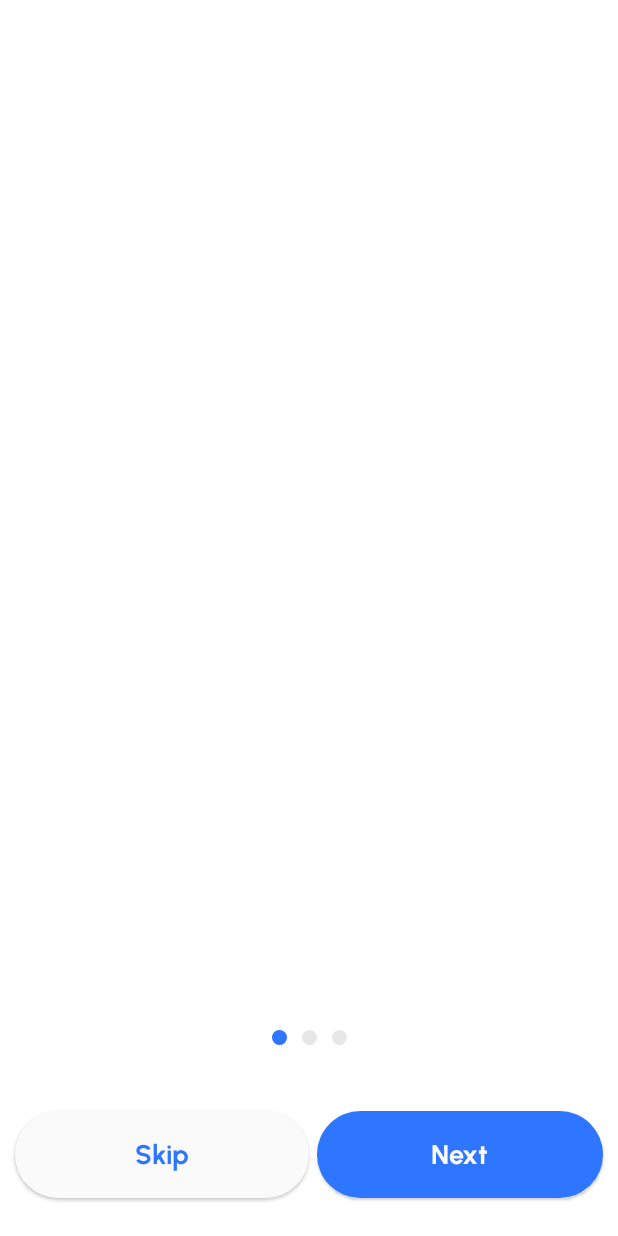
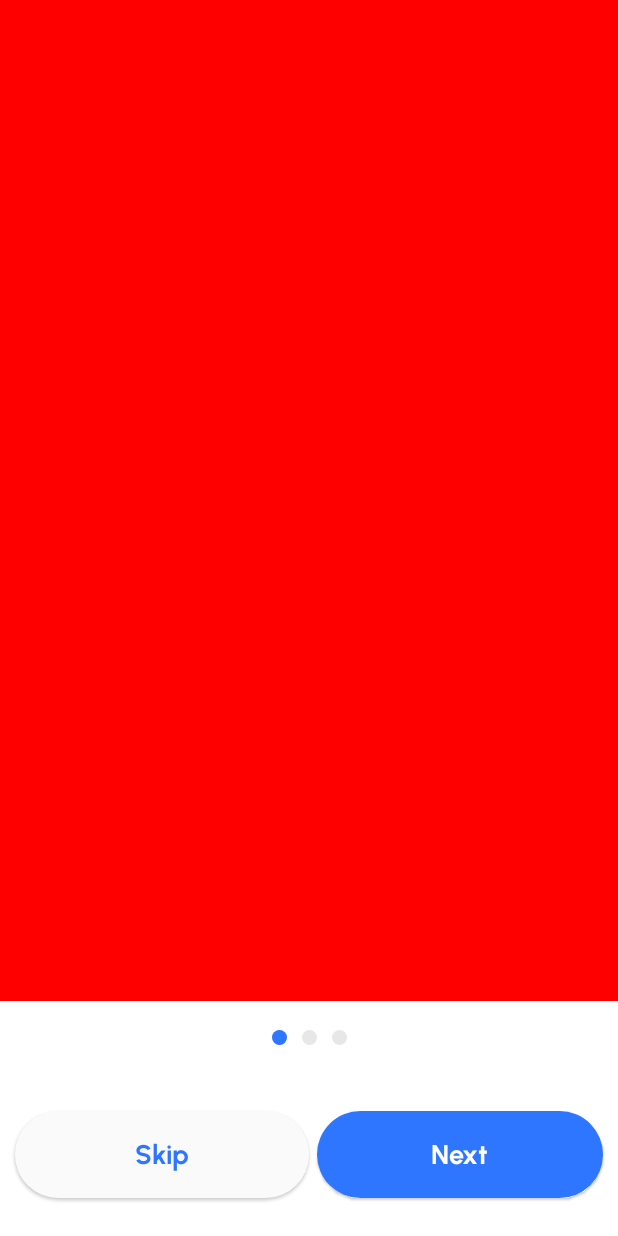
Before and after one commit to navneetpal01/DocShaper, an Android app built with Jetpack Compose: the screen it shows after launch (MainActivity), on a phone screen of 412 x 824 dp. Run offline under Robolectric (Android 15) with nearby library versions, the phone set to English and light mode, and no system bars; our stand-ins replace Dagger/Hilt's generated code.

Commit message:
Updated the OnBoardingScreen

```diff
--- a/app/src/main/java/com/app/docshaper/MainActivity.kt
+++ b/app/src/main/java/com/app/docshaper/MainActivity.kt
@@ -31,10 +31,6 @@ class MainActivity : ComponentActivity() {
     override fun onCreate(savedInstanceState: Bundle?) {
         super.onCreate(savedInstanceState)
         enableEdgeToEdge(
-            statusBarStyle = SystemBarStyle.light(
-                Color.TRANSPARENT,
-                Color.TRANSPARENT
-            ),
             navigationBarStyle = SystemBarStyle.light(
                 Color.WHITE,
                 Color.WHITE
--- a/app/src/main/java/com/app/docshaper/presentation/onboarding_screen/OnBoardingScreen.kt
+++ b/app/src/main/java/com/app/docshaper/presentation/onboarding_screen/OnBoardingScreen.kt
@@ -1,9 +1,14 @@
 package com.app.docshaper.presentation.onboarding_screen
 
+import androidx.compose.foundation.background
 import androidx.compose.foundation.layout.Column
+import androidx.compose.foundation.layout.WindowInsets
+import androidx.compose.foundation.layout.fillMaxHeight
 import androidx.compose.foundation.layout.fillMaxSize
 import androidx.compose.foundation.layout.fillMaxWidth
 import androidx.compose.foundation.layout.padding
+import androidx.compose.foundation.layout.safeContent
+import androidx.compose.foundation.layout.statusBars
 import androidx.compose.foundation.pager.HorizontalPager
 import androidx.compose.foundation.pager.rememberPagerState
 import androidx.compose.material3.MaterialTheme
@@ -11,6 +16,7 @@ import androidx.compose.material3.Scaffold
 import androidx.compose.runtime.Composable
 import androidx.compose.runtime.rememberCoroutineScope
 import androidx.compose.ui.Modifier
+import androidx.compose.ui.graphics.Color
 import com.app.docshaper.presentation.onboarding_screen.components.OnBoardingBottom
 import com.app.docshaper.presentation.settings_screen.SettingsEvent
 import kotlinx.coroutines.launch
@@ -43,17 +49,19 @@ fun OnBoardingScreen(
                 }
             )
         },
+        contentWindowInsets = WindowInsets(top = 0),
         containerColor = MaterialTheme.colorScheme.primary
     ) { paddingValues ->
         Column(
             modifier = Modifier
+                .fillMaxHeight()
                 .padding(paddingValues)
         ) {
             HorizontalPager(
                 state = pagerState,
                 modifier = Modifier
-                    .weight(1f)
-                    .fillMaxWidth(),
+                    .fillMaxSize()
+                    .background(Color.Red),
                 userScrollEnabled = false,
             ) {
 
```
